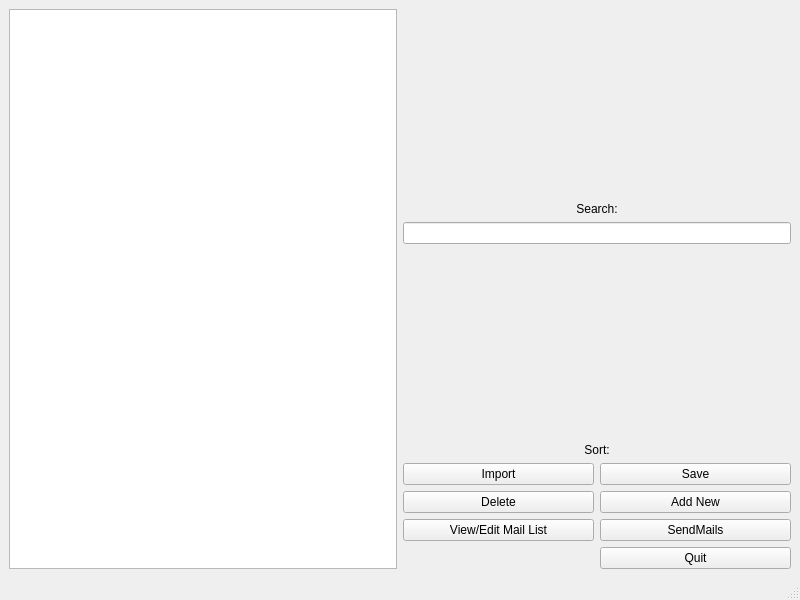
First picture: the form in develop/ui/UIMainWindow.ui, repository Albazos/Kuchen, before the edit.
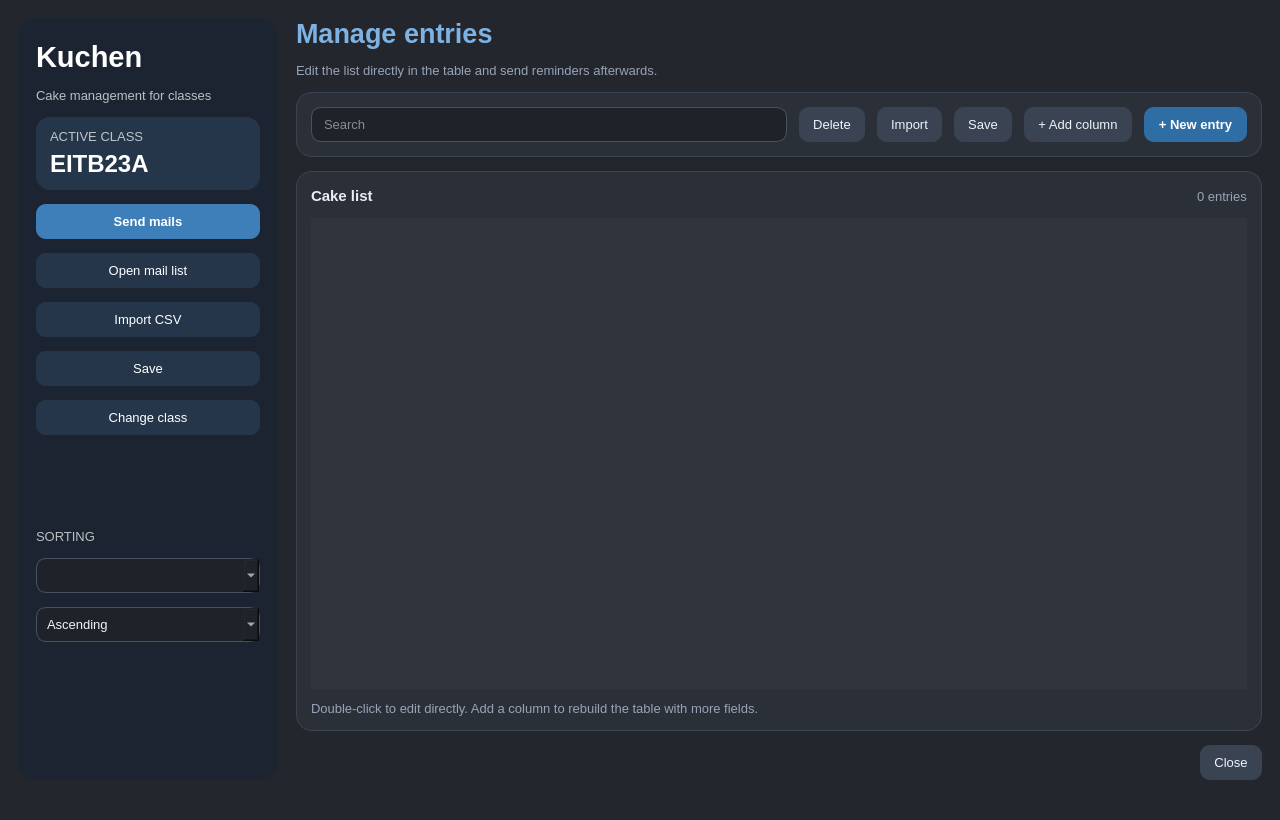
Second picture: the form after the edit.

Diff of the .ui file:
```diff
--- a/develop/ui/UIMainWindow.ui
+++ b/develop/ui/UIMainWindow.ui
@@ -6,122 +6,487 @@
    <rect>
     <x>0</x>
     <y>0</y>
-    <width>800</width>
-    <height>600</height>
+    <width>1280</width>
+    <height>820</height>
    </rect>
   </property>
-  <property name="sizePolicy">
-   <sizepolicy hsizetype="Expanding" vsizetype="Expanding">
-    <horstretch>0</horstretch>
-    <verstretch>0</verstretch>
-   </sizepolicy>
-  </property>
   <property name="windowTitle">
-   <string>MainWindow</string>
+   <string>Kuchen</string>
+  </property>
+  <property name="styleSheet">
+   <string notr="true">QMainWindow, QWidget {
+    background: #23262d;
+    color: #e8edf5;
+    font-family: "Segoe UI";
+    font-size: 10pt;
+}
+
+QFrame#fraSidebar {
+    background: #1b2430;
+    border-radius: 18px;
+}
+
+QFrame#fraClassCard {
+    background: #26364a;
+    border-radius: 14px;
+}
+
+QFrame#fraToolbarCard, QFrame#fraTableCard {
+    background: #2b3038;
+    border: 1px solid #3b4452;
+    border-radius: 16px;
+}
+
+QPushButton {
+    border: none;
+    border-radius: 10px;
+    background: #394352;
+    color: #eef4fb;
+    padding: 10px 14px;
+}
+
+QPushButton#pbnAddEntry {
+    background: #2f6ea5;
+    color: white;
+    font-weight: 700;
+}
+
+QPushButton#pbnSendMail {
+    background: #3e7fba;
+    color: white;
+    font-weight: 700;
+}
+
+QPushButton#pbnOpenMailList, QPushButton#pbnImport, QPushButton#pbnSave, QPushButton#pbnChangeClass {
+    background: #26364a;
+    color: white;
+}
+
+QLineEdit, QComboBox {
+    background: #1f2329;
+    color: #eef4fb;
+    border: 1px solid #465263;
+    border-radius: 10px;
+    padding: 8px 10px;
+    selection-background-color: #3e7fba;
+}
+
+QLabel#lblWindowTitle {
+    color: #7db2e3;
+    font-size: 20pt;
+    font-weight: 700;
+    background: transparent;
+}
+
+QLabel#lblSidebarTitle {
+    color: white;
+    font-size: 22pt;
+    font-weight: 700;
+    background: transparent;
+}
+
+QLabel#lblWindowSubtitle, QLabel#lblTableHint, QLabel#lblTableMeta {
+    color: #97a3b6;
+    background: transparent;
+}
+
+QLabel#lblSidebarSubtitle, QLabel#lblSidebarSectionSort {
+    color: rgba(255,255,255,180);
+    background: transparent;
+}
+
+QLabel#lblSidebarActiveClassCaption, QLabel#lblActiveClassName, QLabel#lblTableTitle {
+    background: transparent;
+}
+
+QTableView {
+    background: #2f343d;
+    alternate-background-color: #313741;
+    border: none;
+    color: #e8edf5;
+    gridline-color: #404958;
+    selection-background-color: #355f8c;
+    selection-color: white;
+}
+
+QHeaderView::section {
+    background: #353c48;
+    color: #f2f6fb;
+    border: none;
+    padding: 8px;
+    font-weight: 700;
+}</string>
   </property>
   <widget class="QWidget" name="centralwidget">
-   <layout class="QGridLayout" name="gridLayout_2">
-    <item row="0" column="0">
-     <layout class="QHBoxLayout" name="horizontalLayout_2">
-      <item>
-       <widget class="QTableView" name="tableView"/>
-      </item>
-      <item>
-       <layout class="QHBoxLayout" name="horizontalLayout_3">
-        <item>
-         <layout class="QVBoxLayout" name="verticalLayout_2">
+   <layout class="QHBoxLayout" name="layRoot">
+    <property name="spacing">
+     <number>18</number>
+    </property>
+    <property name="leftMargin">
+     <number>18</number>
+    </property>
+    <property name="topMargin">
+     <number>18</number>
+    </property>
+    <property name="rightMargin">
+     <number>18</number>
+    </property>
+    <property name="bottomMargin">
+     <number>18</number>
+    </property>
+    <item>
+     <widget class="QFrame" name="fraSidebar">
+      <property name="minimumSize">
+       <size>
+        <width>260</width>
+        <height>0</height>
+       </size>
+      </property>
+      <property name="maximumSize">
+       <size>
+        <width>300</width>
+        <height>16777215</height>
+       </size>
+      </property>
+      <property name="frameShape">
+       <enum>QFrame::Shape::StyledPanel</enum>
+      </property>
+      <layout class="QVBoxLayout" name="laySidebar">
+       <property name="spacing">
+        <number>14</number>
+       </property>
+       <property name="leftMargin">
+        <number>18</number>
+       </property>
+       <property name="topMargin">
+        <number>22</number>
+       </property>
+       <property name="rightMargin">
+        <number>18</number>
+       </property>
+       <property name="bottomMargin">
+        <number>18</number>
+       </property>
+       <item>
+        <widget class="QLabel" name="lblSidebarTitle">
+         <property name="text">
+          <string>Kuchen</string>
+         </property>
+        </widget>
+       </item>
+       <item>
+        <widget class="QLabel" name="lblSidebarSubtitle">
+         <property name="text">
+          <string>Cake management for classes</string>
+         </property>
+         <property name="wordWrap">
+          <bool>true</bool>
+         </property>
+        </widget>
+       </item>
+       <item>
+        <widget class="QFrame" name="fraClassCard">
+         <property name="frameShape">
+          <enum>QFrame::Shape::StyledPanel</enum>
+         </property>
+         <layout class="QVBoxLayout" name="layClassCard">
+          <property name="leftMargin">
+           <number>14</number>
+          </property>
+          <property name="topMargin">
+           <number>12</number>
+          </property>
+          <property name="rightMargin">
+           <number>14</number>
+          </property>
+          <property name="bottomMargin">
+           <number>12</number>
+          </property>
           <item>
-           <widget class="QLabel" name="labSearch">
+           <widget class="QLabel" name="lblSidebarActiveClassCaption">
+            <property name="styleSheet">
+             <string notr="true">color: rgba(255,255,255,180); background: transparent;</string>
+            </property>
             <property name="text">
-             <string>Search:</string>
+             <string>ACTIVE CLASS</string>
             </property>
-            <property name="alignment">
-             <set>Qt::AlignmentFlag::AlignBottom|Qt::AlignmentFlag::AlignHCenter</set>
-            </property>
            </widget>
           </item>
           <item>
-           <widget class="QLineEdit" name="leSearch">
-            <property name="clearButtonEnabled">
-             <bool>false</bool>
+           <widget class="QLabel" name="lblActiveClassName">
+            <property name="styleSheet">
+             <string notr="true">color: white; font-size: 18pt; font-weight: 700; background: transparent;</string>
             </property>
+            <property name="text">
+             <string>EITB23A</string>
+            </property>
            </widget>
           </item>
-          <item>
-           <layout class="QVBoxLayout" name="verticalLayout">
-            <item>
-             <widget class="QLabel" name="labSort">
-              <property name="text">
-               <string>Sort:</string>
-              </property>
-              <property name="alignment">
-               <set>Qt::AlignmentFlag::AlignBottom|Qt::AlignmentFlag::AlignHCenter</set>
-              </property>
-             </widget>
-            </item>
-           </layout>
-          </item>
-          <item>
-           <layout class="QHBoxLayout" name="horizontalLayout">
-            <item>
-             <layout class="QGridLayout" name="gridLayout">
-              <item row="1" column="1">
-               <widget class="QPushButton" name="pbnSave">
-                <property name="text">
-                 <string>Save</string>
-                </property>
-               </widget>
-              </item>
-              <item row="1" column="0">
-               <widget class="QPushButton" name="pbnImport">
-                <property name="text">
-                 <string>Import</string>
-                </property>
-               </widget>
-              </item>
-              <item row="4" column="1">
-               <widget class="QPushButton" name="pbnQuit">
-                <property name="text">
-                 <string>Quit</string>
-                </property>
-               </widget>
-              </item>
-              <item row="2" column="1">
-               <widget class="QPushButton" name="pbnAdd">
-                <property name="enabled">
-                 <bool>true</bool>
-                </property>
-                <property name="text">
-                 <string>Add New</string>
-                </property>
-               </widget>
-              </item>
-              <item row="2" column="0">
-               <widget class="QPushButton" name="pbnDelete">
-                <property name="text">
-                 <string>Delete</string>
-                </property>
-               </widget>
-              </item>
-              <item row="3" column="1">
-               <widget class="QPushButton" name="pbnSendMail">
-                <property name="text">
-                 <string>SendMails</string>
-                </property>
-               </widget>
-              </item>
-              <item row="3" column="0">
-               <widget class="QPushButton" name="pbnOpenMailList">
-                <property name="text">
-                 <string>View/Edit Mail List</string>
-                </property>
-               </widget>
-              </item>
-             </layout>
-            </item>
-           </layout>
-          </item>
          </layout>
+        </widget>
+       </item>
+       <item>
+        <widget class="QPushButton" name="pbnSendMail">
+         <property name="text">
+          <string>Send mails</string>
+         </property>
+        </widget>
+       </item>
+       <item>
+        <widget class="QPushButton" name="pbnOpenMailList">
+         <property name="text">
+          <string>Open mail list</string>
+         </property>
+        </widget>
+       </item>
+       <item>
+        <widget class="QPushButton" name="pbnImport">
+         <property name="text">
+          <string>Import CSV</string>
+         </property>
+        </widget>
+       </item>
+       <item>
+        <widget class="QPushButton" name="pbnSave">
+         <property name="text">
+          <string>Save</string>
+         </property>
+        </widget>
+       </item>
+       <item>
+        <widget class="QPushButton" name="pbnChangeClass">
+         <property name="text">
+          <string>Change class</string>
+         </property>
+        </widget>
+       </item>
+       <item>
+        <spacer name="spcSidebarTop">
+         <property name="orientation">
+          <enum>Qt::Orientation::Vertical</enum>
+         </property>
+         <property name="sizeHint" stdset="0">
+          <size>
+           <width>20</width>
+           <height>30</height>
+          </size>
+         </property>
+        </spacer>
+       </item>
+       <item>
+        <widget class="QLabel" name="lblSidebarSectionSort">
+         <property name="text">
+          <string>SORTING</string>
+         </property>
+        </widget>
+       </item>
+       <item>
+        <widget class="QComboBox" name="cmbSortField"/>
+       </item>
+       <item>
+        <widget class="QComboBox" name="cmbSortDirection">
+         <item>
+          <property name="text">
+           <string>Ascending</string>
+          </property>
+         </item>
+         <item>
+          <property name="text">
+           <string>Descending</string>
+          </property>
+         </item>
+        </widget>
+       </item>
+       <item>
+        <spacer name="spcSidebarBottom">
+         <property name="orientation">
+          <enum>Qt::Orientation::Vertical</enum>
+         </property>
+         <property name="sizeHint" stdset="0">
+          <size>
+           <width>20</width>
+           <height>120</height>
+          </size>
+         </property>
+        </spacer>
+       </item>
+      </layout>
+     </widget>
+    </item>
+    <item>
+     <layout class="QVBoxLayout" name="layContent">
+      <property name="spacing">
+       <number>14</number>
+      </property>
+      <item>
+       <widget class="QLabel" name="lblWindowTitle">
+        <property name="text">
+         <string>Manage entries</string>
+        </property>
+       </widget>
+      </item>
+      <item>
+       <widget class="QLabel" name="lblWindowSubtitle">
+        <property name="text">
+         <string>Edit the list directly in the table and send reminders afterwards.</string>
+        </property>
+       </widget>
+      </item>
+      <item>
+       <widget class="QFrame" name="fraToolbarCard">
+        <property name="frameShape">
+         <enum>QFrame::Shape::StyledPanel</enum>
+        </property>
+        <layout class="QHBoxLayout" name="layToolbar">
+         <property name="spacing">
+          <number>12</number>
+         </property>
+         <property name="leftMargin">
+          <number>14</number>
+         </property>
+         <property name="topMargin">
+          <number>14</number>
+         </property>
+         <property name="rightMargin">
+          <number>14</number>
+         </property>
+         <property name="bottomMargin">
+          <number>14</number>
+         </property>
+         <item>
+          <widget class="QLineEdit" name="ledSearch">
+           <property name="placeholderText">
+            <string>Search</string>
+           </property>
+          </widget>
+         </item>
+         <item>
+          <widget class="QPushButton" name="pbnDelete">
+           <property name="text">
+            <string>Delete</string>
+           </property>
+          </widget>
+         </item>
+         <item>
+          <widget class="QPushButton" name="pbnImportToolbar">
+           <property name="text">
+            <string>Import</string>
+           </property>
+          </widget>
+         </item>
+         <item>
+          <widget class="QPushButton" name="pbnSaveToolbar">
+           <property name="text">
+            <string>Save</string>
+           </property>
+          </widget>
+         </item>
+         <item>
+          <widget class="QPushButton" name="pbnAddColumn">
+           <property name="text">
+            <string>+ Add column</string>
+           </property>
+          </widget>
+         </item>
+         <item>
+          <widget class="QPushButton" name="pbnAddEntry">
+           <property name="text">
+            <string>+ New entry</string>
+           </property>
+          </widget>
+         </item>
+        </layout>
+       </widget>
+      </item>
+      <item>
+       <widget class="QFrame" name="fraTableCard">
+        <property name="frameShape">
+         <enum>QFrame::Shape::StyledPanel</enum>
+        </property>
+        <layout class="QVBoxLayout" name="layTableCard">
+         <property name="spacing">
+          <number>12</number>
+         </property>
+         <property name="leftMargin">
+          <number>14</number>
+         </property>
+         <property name="topMargin">
+          <number>14</number>
+         </property>
+         <property name="rightMargin">
+          <number>14</number>
+         </property>
+         <property name="bottomMargin">
+          <number>14</number>
+         </property>
+         <item>
+          <layout class="QHBoxLayout" name="layTableMeta">
+           <item>
+            <widget class="QLabel" name="lblTableTitle">
+             <property name="styleSheet">
+              <string notr="true">font-weight: 700; font-size: 11pt; background: transparent;</string>
+             </property>
+             <property name="text">
+              <string>Cake list</string>
+             </property>
+            </widget>
+           </item>
+           <item>
+            <spacer name="spcTableMeta">
+             <property name="orientation">
+              <enum>Qt::Orientation::Horizontal</enum>
+             </property>
+             <property name="sizeHint" stdset="0">
+              <size>
+               <width>40</width>
+               <height>20</height>
+              </size>
+             </property>
+            </spacer>
+           </item>
+           <item>
+            <widget class="QLabel" name="lblTableMeta">
+             <property name="text">
+              <string>0 entries</string>
+             </property>
+            </widget>
+           </item>
+          </layout>
+         </item>
+         <item>
+          <widget class="QTableView" name="tbvCakeList"/>
+         </item>
+         <item>
+          <widget class="QLabel" name="lblTableHint">
+           <property name="text">
+            <string>Double-click to edit directly. Add a column to rebuild the table with more fields.</string>
+           </property>
+          </widget>
+         </item>
+        </layout>
+       </widget>
+      </item>
+      <item>
+       <layout class="QHBoxLayout" name="layBottomBar">
+        <item>
+         <spacer name="spcBottom">
+          <property name="orientation">
+           <enum>Qt::Orientation::Horizontal</enum>
+          </property>
+          <property name="sizeHint" stdset="0">
+           <size>
+            <width>40</width>
+            <height>20</height>
+           </size>
+          </property>
+         </spacer>
+        </item>
+        <item>
+         <widget class="QPushButton" name="pbnQuit">
+          <property name="text">
+           <string>Close</string>
+          </property>
+         </widget>
         </item>
        </layout>
       </item>
```
Left out of the diff: 10 changed lines with no effect on the pictures.
